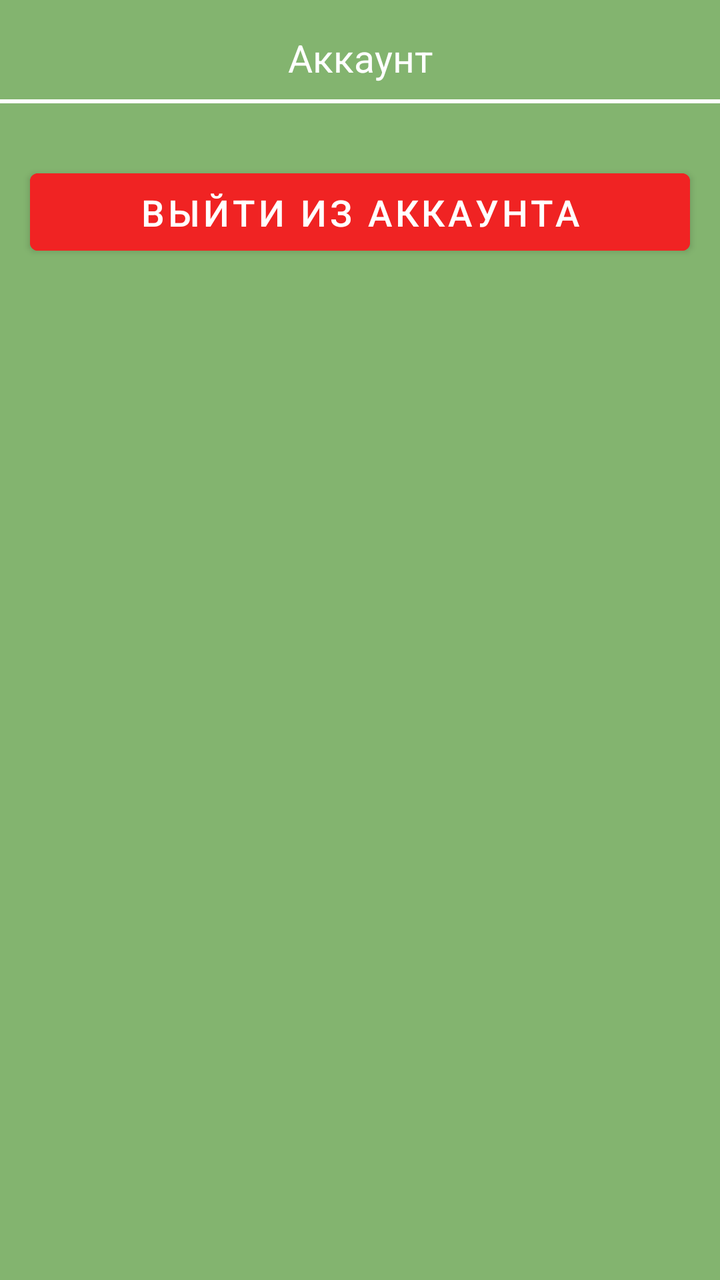
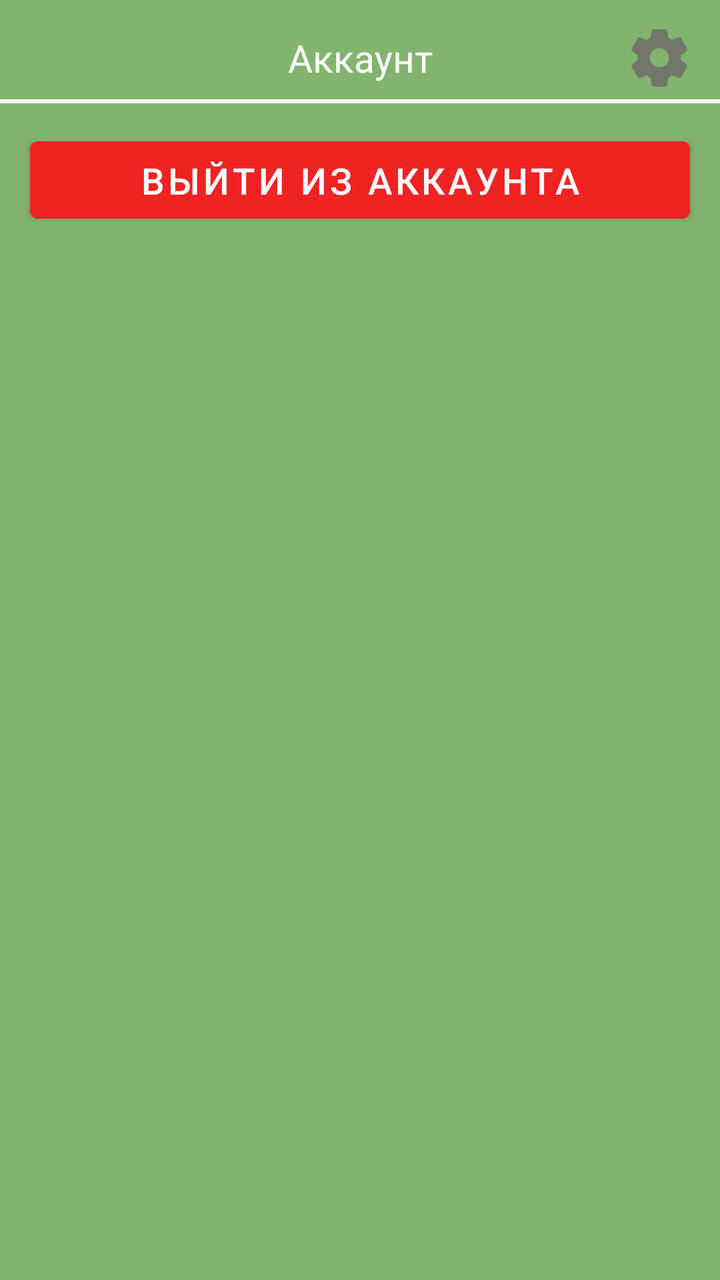

Before-and-after screenshots of an Android layout around one commit, followed by the original layout XML and the change that was made.
<!-- AndroidManifest.xml: application theme Theme.PhysicsProject -->
<!-- res/layout/fragment_account.xml -->
<?xml version="1.0" encoding="utf-8"?>
<androidx.constraintlayout.widget.ConstraintLayout xmlns:android="http://schemas.android.com/apk/res/android"
    xmlns:app="http://schemas.android.com/apk/res-auto"
    xmlns:tools="http://schemas.android.com/tools"
    android:id="@+id/main"
    android:layout_width="match_parent"
    android:layout_height="match_parent"
    android:background="@color/mainBackground"
    tools:context=".screens.AccountFragment">


    <Button
        android:id="@+id/buttonLogOut"
        style="@style/CustomButtonStyle"
        android:layout_width="0dp"
        android:layout_height="0dp"
        android:layout_marginTop="32dp"
        android:backgroundTint="#F02323"
        android:text="Выйти из аккаунта"
        app:autoSizeTextType="uniform"
        app:layout_constraintEnd_toEndOf="parent"
        app:layout_constraintHeight_percent="0.07"
        app:layout_constraintStart_toStartOf="parent"
        app:layout_constraintTop_toBottomOf="@+id/viewDivider2" />

    <View
        android:id="@+id/viewDivider2"
        android:layout_width="0dp"
        android:layout_height="2dp"
        android:layout_marginTop="8dp"
        android:background="@color/white"
        app:layout_constraintEnd_toEndOf="parent"
        app:layout_constraintHorizontal_bias="0.0"
        app:layout_constraintStart_toStartOf="parent"
        app:layout_constraintTop_toBottomOf="@+id/textViewEventTitle" />

    <TextView
        android:id="@+id/textViewEventTitle"
        android:layout_width="0dp"
        android:layout_height="0dp"
        android:layout_marginLeft="10dp"
        android:layout_marginTop="16dp"
        android:layout_marginRight="10dp"
        android:gravity="center"
        android:text="Аккаунт"
        android:textColor="@color/white"
        app:autoSizeTextType="uniform"
        app:layout_constraintEnd_toEndOf="parent"
        app:layout_constraintHeight_percent="0.04"
        app:layout_constraintStart_toStartOf="parent"
        app:layout_constraintTop_toTopOf="parent" />

    <ImageButton
        android:id="@+id/imageButtonBack"
        android:layout_width="0dp"
        android:layout_height="0dp"
        android:layout_marginStart="16dp"
        android:background="@null"
        android:scaleType="fitCenter"
        android:src="@drawable/whitearrow"
        android:visibility="gone"
        app:layout_constraintBottom_toBottomOf="@+id/textViewEventTitle"
        app:layout_constraintDimensionRatio="1:1"
        app:layout_constraintStart_toStartOf="parent"
        app:layout_constraintTop_toTopOf="@+id/textViewEventTitle"
        app:layout_constraintWidth_percent="0.08" />

</androidx.constraintlayout.widget.ConstraintLayout>
<!-- resources referenced by this layout -->
<resources>
  <color name="mainBackground">#83B46F</color>
  <color name="white">#FFFFFFFF</color>
  <!-- drawable whitearrow: png bitmap (drawable-hdpi, 583 bytes) -->
  <style name="CustomButtonStyle" parent="Widget.MaterialComponents.Button">
          <item name="android:layout_width">0dp</item>
          <item name="android:layout_height">0dp</item>
          <item name="android:layout_marginLeft">15dp</item>
          <item name="android:layout_marginRight">15dp</item>
          <item name="android:layout_marginBottom">4dp</item>
          <item name="android:paddingTop">7dp</item>
          <item name="android:paddingBottom">7dp</item>
          <item name="android:textAllCaps">true</item>
          <item name="android:insetTop">3dp</item>
          <item name="android:insetBottom">3dp</item>
      </style>
  <style name="Theme.PhysicsProject" parent="Theme.MaterialComponents.Light.NoActionBar">
          <item name="android:buttonStyle">@style/CustomButtonStyle</item>
          <item name="android:editTextStyle">@style/CustomEditTextStyle</item>
      </style>
  <style name="CustomEditTextStyle">
          <item name="android:textColor">@color/white</item>
          <item name="android:colorAccent">@color/white</item>
          <item name="editTextColor">@color/white</item>
      </style>
</resources>

<!-- the commit's change to res/layout/fragment_account.xml (unified diff, before → after) -->
@@ -9,17 +9,33 @@
     tools:context=".screens.AccountFragment">
 
 
+    <ImageButton
+        android:id="@+id/imageButtonSettings"
+        android:layout_width="0dp"
+        android:layout_height="0dp"
+        android:layout_marginEnd="16dp"
+        android:background="@null"
+        android:scaleType="fitCenter"
+        android:src="@drawable/settings"
+        android:visibility="visible"
+        app:layout_constraintBottom_toBottomOf="@+id/textViewEventTitle"
+        app:layout_constraintDimensionRatio="1:1"
+        app:layout_constraintEnd_toEndOf="parent"
+        app:layout_constraintHeight_percent="0.045"
+        app:layout_constraintTop_toTopOf="@+id/textViewEventTitle" />
+
     <Button
         android:id="@+id/buttonLogOut"
         style="@style/CustomButtonStyle"
         android:layout_width="0dp"
         android:layout_height="0dp"
-        android:layout_marginTop="32dp"
+        android:layout_marginTop="16dp"
         android:backgroundTint="#F02323"
         android:text="Выйти из аккаунта"
         app:autoSizeTextType="uniform"
         app:layout_constraintEnd_toEndOf="parent"
         app:layout_constraintHeight_percent="0.07"
+        app:layout_constraintHorizontal_bias="0.533"
         app:layout_constraintStart_toStartOf="parent"
         app:layout_constraintTop_toBottomOf="@+id/viewDivider2" />
 
@@ -65,4 +81,23 @@
         app:layout_constraintTop_toTopOf="@+id/textViewEventTitle"
         app:layout_constraintWidth_percent="0.08" />
 
+    <Button
+        android:id="@+id/button2"
+        style="@style/CustomSignOut"
+        android:layout_width="44dp"
+        android:layout_height="41dp"
+        android:visibility="gone"
+        app:icon="@drawable/settings"
+        app:iconGravity="textTop"
+        app:iconPadding="0dp"
+        app:iconTint="#60575050"
+        app:iconTintMode="src_atop"
+        app:layout_constraintBottom_toBottomOf="parent"
+        app:layout_constraintEnd_toEndOf="parent"
+        app:layout_constraintHorizontal_bias="0.65"
+        app:layout_constraintStart_toStartOf="parent"
+        app:layout_constraintTop_toTopOf="parent"
+        app:layout_constraintVertical_bias="0.281"
+        app:rippleColor="@color/lightBlue" />
+
 </androidx.constraintlayout.widget.ConstraintLayout>
<!-- resource entries referenced after the edit -->
@@ -1,7 +1,9 @@
 <!-- resources referenced by this layout -->
 <resources>
+  <color name="lightBlue">#98BFE7</color>
   <color name="mainBackground">#83B46F</color>
   <color name="white">#FFFFFFFF</color>
+  <!-- drawable settings: png bitmap (drawable-hdpi, 668 bytes) -->
   <!-- drawable whitearrow: png bitmap (drawable-hdpi, 583 bytes) -->
   <style name="CustomButtonStyle" parent="Widget.MaterialComponents.Button">
           <item name="android:layout_width">0dp</item>
@@ -15,6 +17,7 @@
           <item name="android:insetTop">3dp</item>
           <item name="android:insetBottom">3dp</item>
       </style>
+  <style name="CustomSignOut" parent="Widget.MaterialComponents.Button.TextButton" />
   <style name="Theme.PhysicsProject" parent="Theme.MaterialComponents.Light.NoActionBar">
           <item name="android:buttonStyle">@style/CustomButtonStyle</item>
           <item name="android:editTextStyle">@style/CustomEditTextStyle</item>
